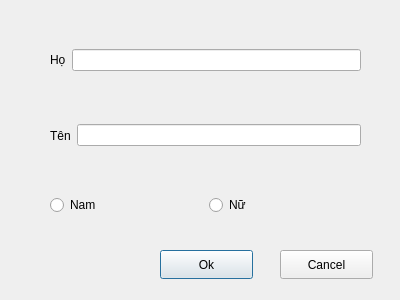
Old version of the form librarymanage/themdocgia_dialog.ui in the repository DTTaze/Qt-Library-Management.
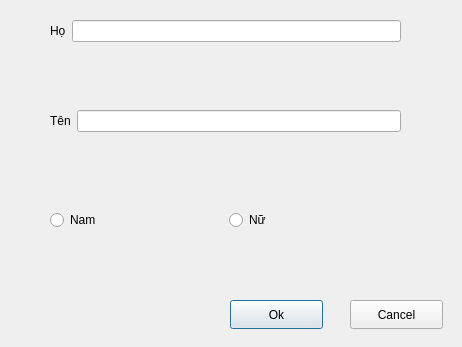
New version of the form.

Commit message: lôi crash ở tab tìm kiếm

```diff
--- a/librarymanage/themdocgia_dialog.ui
+++ b/librarymanage/themdocgia_dialog.ui
@@ -6,66 +6,50 @@
    <rect>
     <x>0</x>
     <y>0</y>
-    <width>400</width>
-    <height>300</height>
+    <width>462</width>
+    <height>347</height>
    </rect>
   </property>
   <property name="windowTitle">
    <string>Dialog</string>
   </property>
-  <widget class="QWidget" name="horizontalLayoutWidget">
+  <widget class="QPushButton" name="ok_pushButton">
    <property name="geometry">
     <rect>
-     <x>50</x>
-     <y>20</y>
-     <width>311</width>
-     <height>80</height>
+     <x>230</x>
+     <y>300</y>
+     <width>93</width>
+     <height>29</height>
     </rect>
    </property>
-   <layout class="QHBoxLayout" name="horizontalLayout">
-    <item>
-     <widget class="QLabel" name="label">
       <property name="text">
-       <string>Họ</string>
-      </property>
-     </widget>
-    </item>
-    <item>
-     <widget class="QLineEdit" name="hoEdit"/>
-    </item>
-   </layout>
-  </widget>
-  <widget class="QWidget" name="horizontalLayoutWidget_2">
+    <string>Ok</string>
+   </property>
+  </widget>
+  <widget class="QPushButton" name="cancel_pushButton">
    <property name="geometry">
     <rect>
-     <x>50</x>
-     <y>100</y>
-     <width>311</width>
-     <height>71</height>
+     <x>350</x>
+     <y>300</y>
+     <width>93</width>
+     <height>29</height>
     </rect>
    </property>
-   <layout class="QHBoxLayout" name="horizontalLayout_2">
-    <item>
-     <widget class="QLabel" name="label_2">
       <property name="text">
-       <string>Tên</string>
-      </property>
-     </widget>
-    </item>
-    <item>
-     <widget class="QLineEdit" name="ten_lineEdit"/>
-    </item>
-   </layout>
-  </widget>
-  <widget class="QWidget" name="horizontalLayoutWidget_3">
+    <string>Cancel</string>
+   </property>
+  </widget>
+  <widget class="QWidget" name="verticalLayoutWidget">
    <property name="geometry">
     <rect>
      <x>50</x>
-     <y>170</y>
-     <width>311</width>
+     <y>210</y>
+     <width>351</width>
      <height>71</height>
     </rect>
    </property>
+   <layout class="QVBoxLayout" name="verticalLayout">
+    <item>
    <layout class="QHBoxLayout" name="horizontalLayout_3">
     <item>
      <widget class="QRadioButton" name="nam_radioButton">
@@ -82,32 +66,81 @@
      </widget>
     </item>
    </layout>
-  </widget>
-  <widget class="QPushButton" name="ok_pushButton">
+    </item>
+    <item>
+     <widget class="QLabel" name="label_4">
+      <property name="text">
+       <string/>
+      </property>
+     </widget>
+    </item>
+   </layout>
+  </widget>
+  <widget class="QWidget" name="verticalLayoutWidget_2">
    <property name="geometry">
     <rect>
-     <x>160</x>
-     <y>250</y>
-     <width>93</width>
-     <height>29</height>
+     <x>50</x>
+     <y>110</y>
+     <width>351</width>
+     <height>80</height>
     </rect>
    </property>
+   <layout class="QVBoxLayout" name="verticalLayout_2">
+    <item>
+     <layout class="QHBoxLayout" name="horizontalLayout_2">
+      <item>
+       <widget class="QLabel" name="label_2">
    <property name="text">
-    <string>Ok</string>
-   </property>
-  </widget>
-  <widget class="QPushButton" name="cancel_pushButton">
+         <string>Tên</string>
+        </property>
+       </widget>
+      </item>
+      <item>
+       <widget class="QLineEdit" name="ten_lineEdit"/>
+      </item>
+     </layout>
+    </item>
+    <item>
+     <widget class="QLabel" name="label_3">
+      <property name="text">
+       <string/>
+      </property>
+     </widget>
+    </item>
+   </layout>
+  </widget>
+  <widget class="QWidget" name="verticalLayoutWidget_3">
    <property name="geometry">
     <rect>
-     <x>280</x>
-     <y>250</y>
-     <width>93</width>
-     <height>29</height>
+     <x>50</x>
+     <y>20</y>
+     <width>351</width>
+     <height>80</height>
     </rect>
    </property>
+   <layout class="QVBoxLayout" name="verticalLayout_3">
+    <item>
+     <layout class="QHBoxLayout" name="horizontalLayout">
+      <item>
+       <widget class="QLabel" name="label">
    <property name="text">
-    <string>Cancel</string>
-   </property>
+         <string>Họ</string>
+        </property>
+       </widget>
+      </item>
+      <item>
+       <widget class="QLineEdit" name="hoEdit"/>
+      </item>
+     </layout>
+    </item>
+    <item>
+     <widget class="QLabel" name="label_6">
+      <property name="text">
+       <string/>
+      </property>
+     </widget>
+    </item>
+   </layout>
   </widget>
  </widget>
  <resources/>
```
Lines whose indentation alone changed are shown as unchanged. The commit also changes 3 other files.
